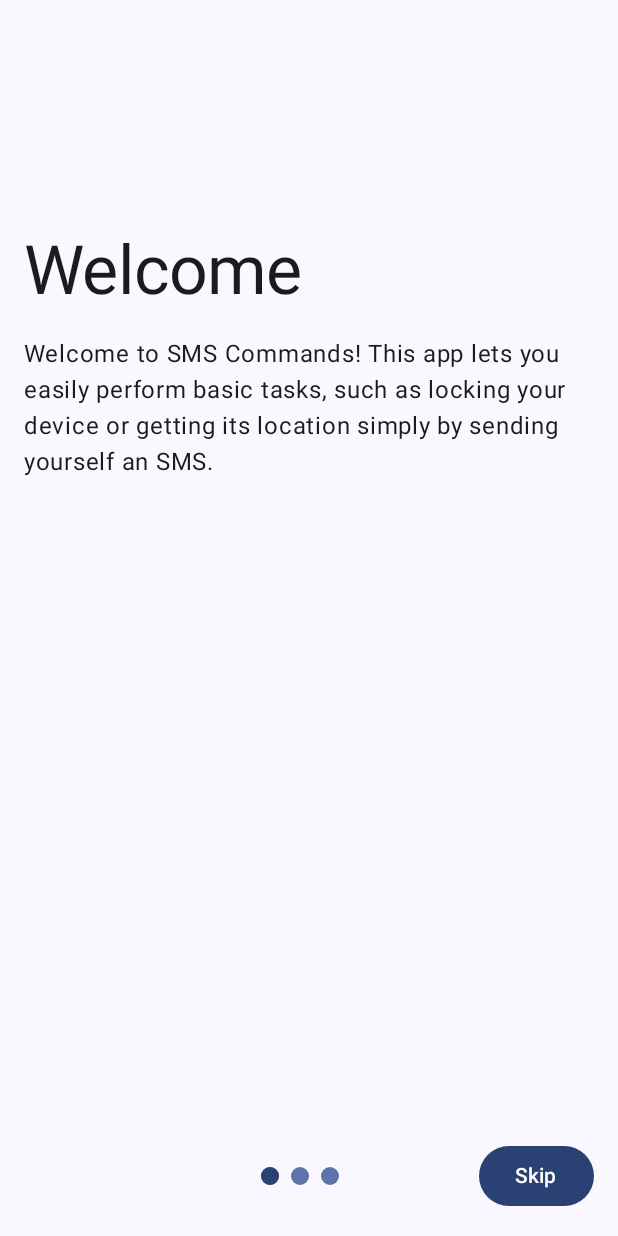
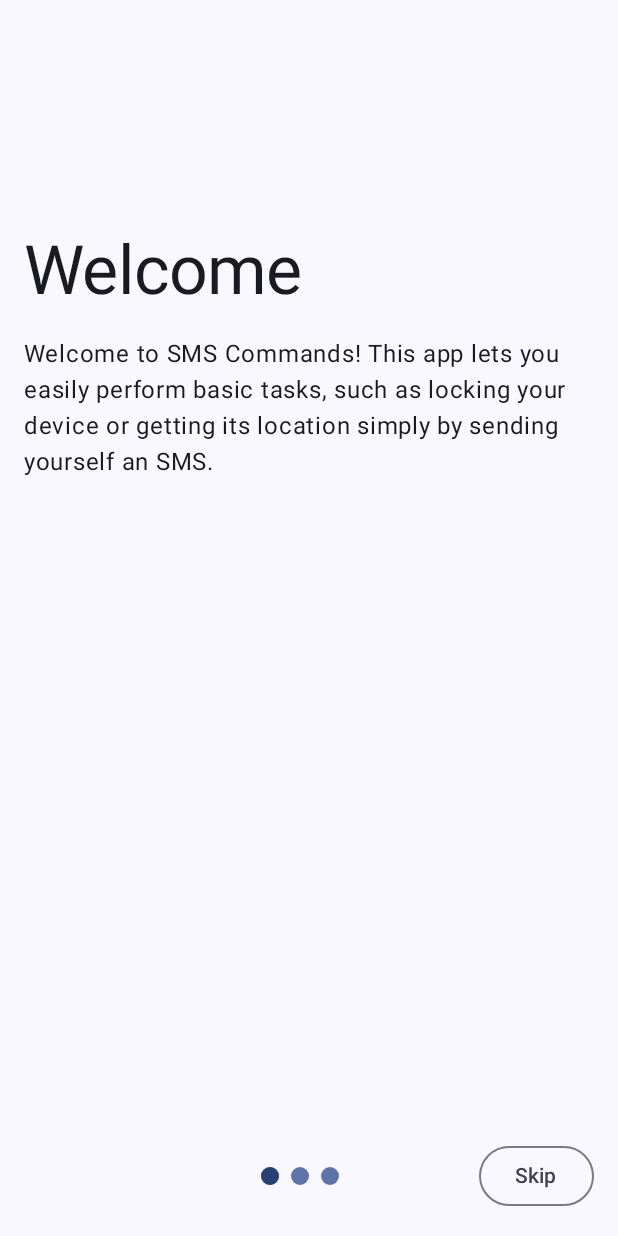
Before and after one commit to Ryfters/SMSCommands, an Android app built with Jetpack Compose: the screen it shows after launch (MainActivity), on a phone screen of 412 x 824 dp. Run offline under Robolectric (Android 15) with nearby library versions, the phone set to English and light mode, and no system bars; our stand-ins replace Room's generated code; libraries missing offline, so code that uses them is left out: androidx.camera.core.

Commit message:
Outlined button for "Skip" in onboarding

```diff
--- a/app/src/main/java/com/smscommands/app/ui/components/ProgressNavBar.kt
+++ b/app/src/main/java/com/smscommands/app/ui/components/ProgressNavBar.kt
@@ -5,8 +5,6 @@
 import androidx.compose.foundation.layout.fillMaxWidth
 import androidx.compose.foundation.layout.height
 import androidx.compose.foundation.layout.padding
-import androidx.compose.material3.Button
-import androidx.compose.material3.Text
 import androidx.compose.runtime.Composable
 import androidx.compose.ui.Alignment
 import androidx.compose.ui.Modifier
@@ -14,13 +12,12 @@
 
 @Composable
 fun ProgressNavBar(
-    nextContent: String,
-    onNextClicked: () -> Unit,
     pageIndex: Int,
     pageCount: Int,
     pageOffset: Float = 0f,
+    nextButton: @Composable (Modifier) -> Unit,
 
-) {
+    ) {
     Box (
         contentAlignment = Alignment.Center,
         modifier = Modifier
@@ -31,10 +28,6 @@
 
         DotProgressIndicator(pageIndex, pageCount, pageOffset, Modifier)
 
-        Button(
-            onClick = onNextClicked,
-            modifier = Modifier
-                .align(Alignment.CenterEnd)
-        ) { Text(nextContent) }
+        nextButton(Modifier.align(Alignment.CenterEnd))
     }
 }
--- a/app/src/main/java/com/smscommands/app/ui/screens/onboarding/OnboardingScreen.kt
+++ b/app/src/main/java/com/smscommands/app/ui/screens/onboarding/OnboardingScreen.kt
@@ -1,11 +1,14 @@
 package com.smscommands.app.ui.screens.onboarding
 
+import androidx.compose.animation.AnimatedContent
 import androidx.compose.foundation.layout.fillMaxSize
 import androidx.compose.foundation.layout.padding
 import androidx.compose.foundation.pager.HorizontalPager
 import androidx.compose.foundation.pager.rememberPagerState
+import androidx.compose.material3.Button
 import androidx.compose.material3.ExperimentalMaterial3Api
 import androidx.compose.material3.LargeTopAppBar
+import androidx.compose.material3.OutlinedButton
 import androidx.compose.material3.Scaffold
 import androidx.compose.material3.Text
 import androidx.compose.runtime.Composable
@@ -44,9 +47,20 @@
         }
     }
 
-    val nextContent = if (pagerState.canScrollForward) stringResource(R.string.common_skip)
-                    else stringResource(R.string.common_ok)
-
+    val nextButton = @Composable { modifier: Modifier ->
+        AnimatedContent(
+            targetState = pagerState.canScrollForward,
+            modifier = modifier
+        ) { if (it)
+                OutlinedButton(onNextClicked) {
+                    Text(stringResource(R.string.common_skip))
+                }
+            else
+                Button(onNextClicked) {
+                    Text(stringResource(R.string.common_ok))
+                }
+        }
+    }
 
     Scaffold(
         topBar = {
@@ -62,11 +76,10 @@
         },
         bottomBar = {
             ProgressNavBar(
-                nextContent = nextContent,
-                onNextClicked = onNextClicked,
                 pageIndex = currentPage,
                 pageCount = pageCount,
                 pageOffset = pageOffset,
+                nextButton = nextButton
             )
         }
     ) { padding ->
```
